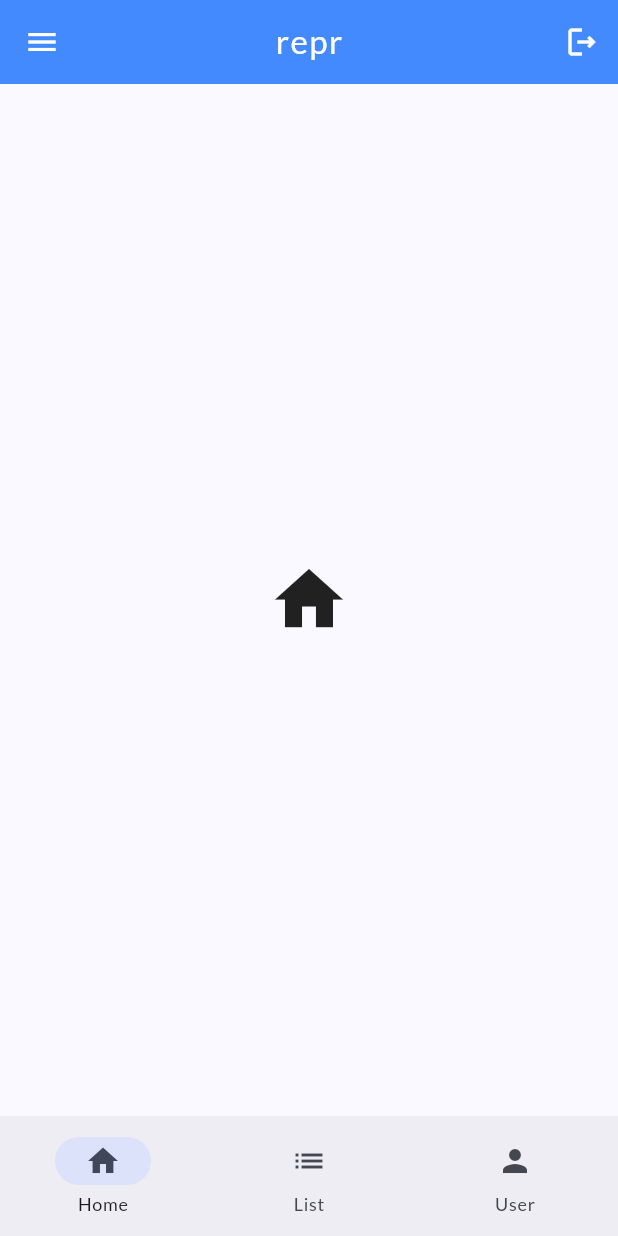
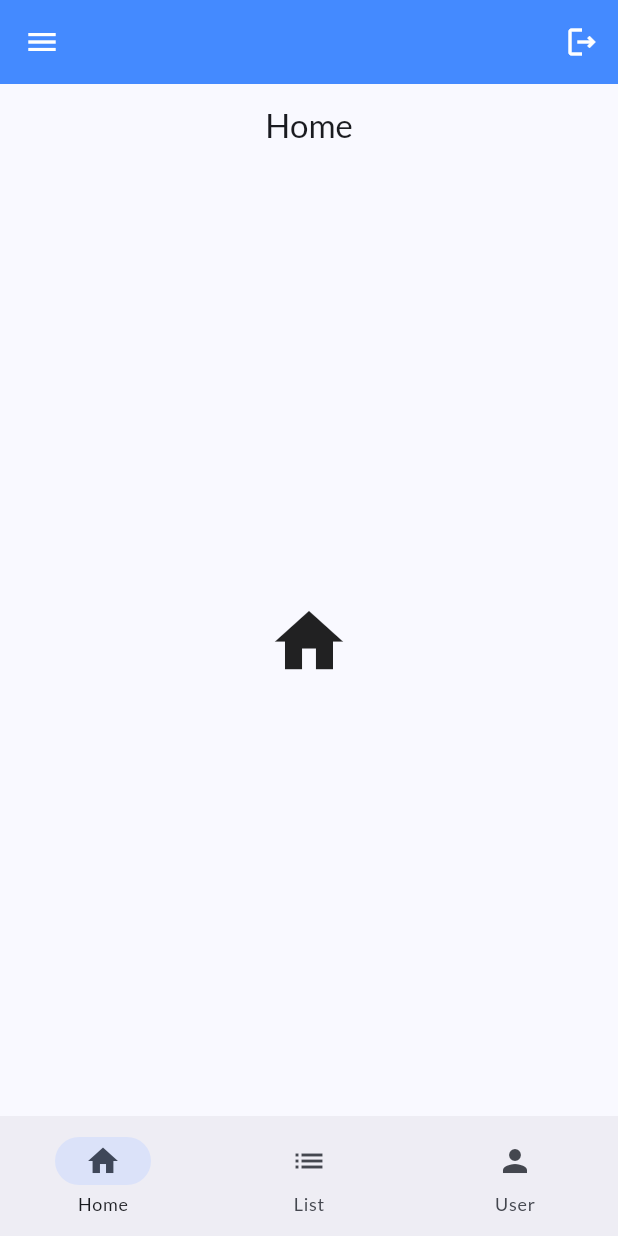
Before and after one commit to johninquest/posa, a Flutter app: the HomePage screen opened by its route, on a phone screen of 412 x 824 dp. Run offline on Flutter 3.47's test engine with Material 3 defaults, Android fonts, the phone set to English and light mode, and no system bars; our stand-ins replace go_router, google_fonts, package_info_plus.

Commit message:
added scaffold as item in a navbar

```diff
--- a/lib/pages/home.dart
+++ b/lib/pages/home.dart
@@ -1,9 +1,9 @@
 import 'package:flutter/material.dart';
 import 'package:go_router/go_router.dart';
 import '../../shared/left_menu.dart';
-import '../../utils/date_time_helper.dart';
+// import '../../utils/date_time_helper.dart';
 import '../style/colors.dart';
-import 'dart:developer';
+// import 'dart:developer';
 
 class HomePage extends StatefulWidget {
   const HomePage({super.key});
@@ -14,19 +14,35 @@ class HomePage extends StatefulWidget {
 
 class _HomePageState extends State<HomePage> {
   int currentIndex = 0;
-  static const List _body = [
-    Icon(
-      Icons.home,
-      size: 55.0,
+  static final List _body = [
+    Scaffold(
+      appBar: AppBar(
+        title: const Text('Home'),
+        centerTitle: true,
+      ),
+      body: const Center(
+        child: Icon(
+          Icons.home,
+          size: 55.0,
+        ),
+      ),
     ),
-    Icon(
+    const Icon(
       Icons.list,
       size: 55.0,
     ),
-    Icon(
-      Icons.person,
-      size: 55.0,
-    )
+    Scaffold(
+      appBar: AppBar(
+        title: const Text('User'),
+        centerTitle: true,
+      ),
+      body: const Center(
+        child: Icon(
+          Icons.person,
+          size: 55.0,
+        ),
+      ),
+    ),
   ];
 
   @override
@@ -37,7 +53,7 @@ class _HomePageState extends State<HomePage> {
         iconTheme: const IconThemeData(color: textWhiteColor),
         backgroundColor: primaryColor,
         title: const Text(
-          'repr',
+          '',
           style: TextStyle(color: textWhiteColor, letterSpacing: 1.0),
         ),
         centerTitle: true,
```
